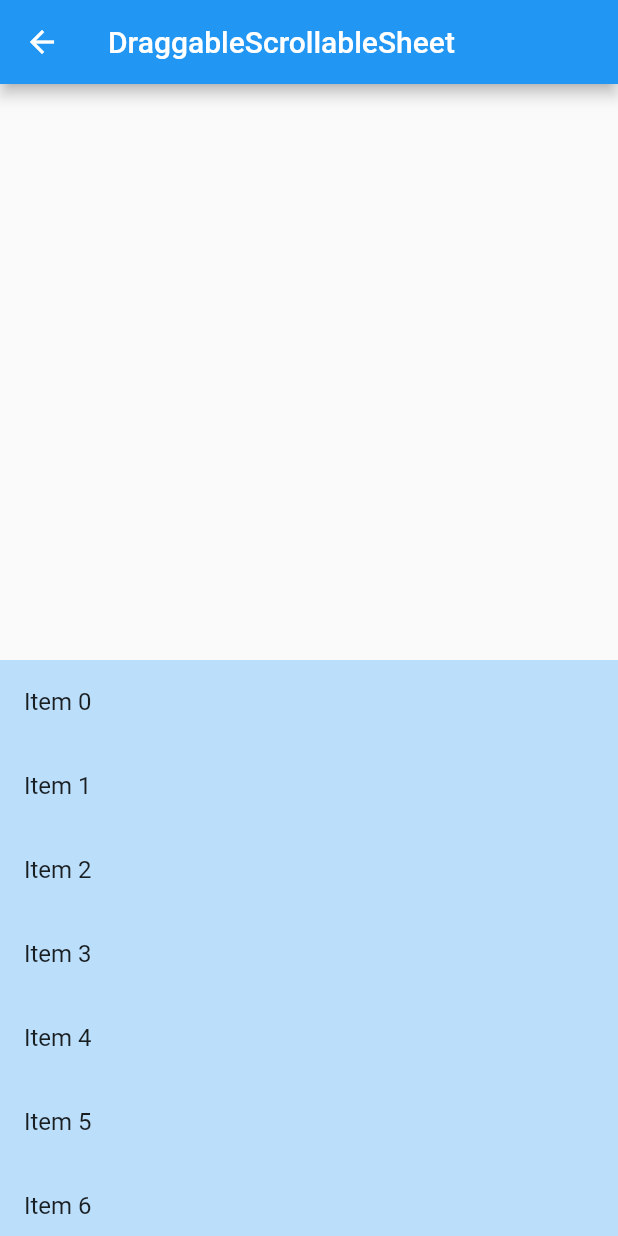
After one commit to flutteryou/widget_catalog, a Flutter app: the DraggableScrollableSheetDemo screen opened directly, on a phone screen of 412 x 824 dp. The commit adds this screen. Run offline on Flutter 3.47's test engine with Material 2 defaults, Android fonts, the phone set to English and light mode, and no system bars; our stand-ins replace shared_preferences; accounts and stored records are empty.

Commit message:
add DraggableScrollableSheet

```diff
--- a/lib/main.dart
+++ b/lib/main.dart
@@ -14,7 +14,7 @@ import 'package:widget_catalog/material_components/material_components_page.dart
 import 'package:widget_catalog/painting_and_effects_page.dart';
 import 'package:widget_catalog/persistence/persistence.dart';
 import 'package:widget_catalog/persistence/shared_preferences.dart';
-import 'package:widget_catalog/scrolling_page.dart';
+import 'package:widget_catalog/scrolling/scrolling_page.dart';
 import 'package:widget_catalog/styling_page.dart';
 import 'package:widget_catalog/text_page.dart';
 import 'package:widget_catalog/common/widget_entry.dart';
--- a/lib/material_components/information_displays/information_displays.dart
+++ b/lib/material_components/information_displays/information_displays.dart
@@ -2,10 +2,12 @@ import 'package:flutter/material.dart';
 import 'package:widget_catalog/common/widget_entry.dart';
 import 'package:widget_catalog/material_components/information_displays/grid_view.dart';
 
+import 'chip_demo.dart';
+
 class InformationDisplaysPage extends StatelessWidget {
   List<WidgetEntry> entries = [
     WidgetEntry('Card', Container()),
-    WidgetEntry('Chip', Container()),
+    WidgetEntry('Chip', ChipDemo()),
     WidgetEntry('CircularProgressIndicator', Container()),
     WidgetEntry('DataTable', Container()),
     WidgetEntry('GridView', GridViewDemo()),
--- /dev/null
+++ b/lib/scrolling/draggable_scrollable_sheet_demo.dart
@@ -0,0 +1,28 @@
+import 'package:flutter/material.dart';
+
+class DraggableScrollableSheetDemo extends StatelessWidget {
+  @override
+  Widget build(BuildContext context) {
+    return Scaffold(
+      appBar: AppBar(
+        title: const Text('DraggableScrollableSheet'),
+      ),
+      body: SizedBox.expand(
+        child: DraggableScrollableSheet(
+          builder: (BuildContext context, ScrollController scrollController) {
+            return Container(
+              color: Colors.blue[100],
+              child: ListView.builder(
+                controller: scrollController,
+                itemCount: 25,
+                itemBuilder: (BuildContext context, int index) {
+                  return ListTile(title: Text('Item $index'));
+                },
+              ),
+            );
+          },
+        ),
+      ),
+    );
+  }
+}
--- a/lib/scrolling_page.dart
+++ b/lib/scrolling/scrolling_page.dart
@@ -1,9 +1,11 @@
 import 'package:flutter/material.dart';
 import 'package:widget_catalog/common/widget_entry.dart';
+import 'package:widget_catalog/scrolling/draggable_scrollable_sheet_demo.dart';
 
 class ScrollingPage extends StatelessWidget {
   List<WidgetEntry> entries = [
     WidgetEntry('CustomScrollView', _CustomScrollViewDemo()),
+    WidgetEntry('DraggableScrollableSheet', DraggableScrollableSheetDemo()),
     WidgetEntry('GridView', _GridViewDemo()),
     WidgetEntry('ListView', _ListViewDemo()),
     WidgetEntry('NestedScrollView', _NestedScrollViewDemo()),
```
Also changed, not shown: lib/material_components/information_displays/chip_demo.dart (added, +23 -0 lines).
